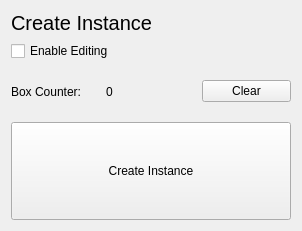
This is data/gui_forms/widgets/ui_instance_creator.ui in m4nh/ars as Qt 5 draws it before an edit. The edited form follows.
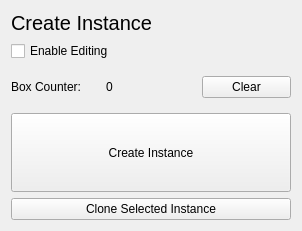
This is the edited form.

Commit message: Clone instance function

The edit to the form file:
```diff
--- a/data/gui_forms/widgets/ui_instance_creator.ui
+++ b/data/gui_forms/widgets/ui_instance_creator.ui
@@ -22,7 +22,7 @@
   <property name="styleSheet">
    <string notr="true"/>
   </property>
-  <layout class="QVBoxLayout" name="verticalLayout" stretch="1,0,1,2">
+  <layout class="QVBoxLayout" name="verticalLayout" stretch="1,0,1,2,0">
    <item>
     <widget class="QLabel" name="label_4">
      <property name="sizePolicy">
@@ -98,6 +98,13 @@
      </property>
     </widget>
    </item>
+   <item>
+    <widget class="QPushButton" name="ui_button_clone">
+     <property name="text">
+      <string>Clone Selected Instance</string>
+     </property>
+    </widget>
+   </item>
   </layout>
  </widget>
  <resources/>
```
The commit also changes 4 other files.
